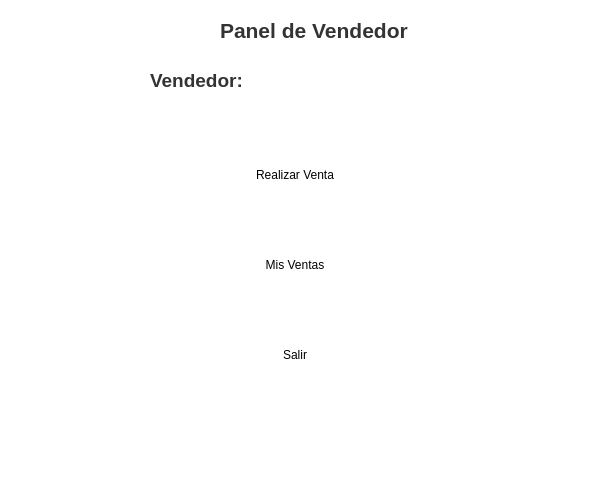
First picture: the form in gui/vendedor.ui, repository UTN-BDA-2026/repositorio-grupo-BCCG, before the edit.
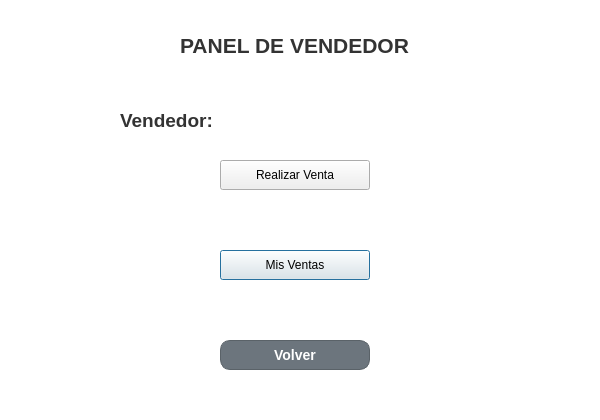
Second picture: the form after the edit.

```diff
--- a/gui/vendedor.ui
+++ b/gui/vendedor.ui
@@ -7,28 +7,31 @@
     <x>0</x>
     <y>0</y>
     <width>600</width>
-    <height>500</height>
+    <height>420</height>
    </rect>
   </property>
   <property name="windowTitle">
    <string>Dialog</string>
   </property>
   <property name="styleSheet">
-   <string notr="true">background-color: white;background-color: white;
-border-radius: 10px;</string>
+   <string notr="true">QDialog#Dialog {
+background-color: #FFFFFF;
+}
+</string>
   </property>
   <widget class="QLabel" name="lblTitulo">
    <property name="geometry">
     <rect>
-     <x>220</x>
-     <y>20</y>
-     <width>201</width>
-     <height>20</height>
+     <x>180</x>
+     <y>30</y>
+     <width>241</width>
+     <height>31</height>
     </rect>
    </property>
    <property name="font">
     <font>
      <pointsize>16</pointsize>
+     <weight>75</weight>
      <bold>true</bold>
     </font>
    </property>
@@ -36,14 +39,14 @@
     <string notr="true">color: #333333;</string>
    </property>
    <property name="text">
-    <string>Panel de Vendedor</string>
+    <string>PANEL DE VENDEDOR</string>
    </property>
   </widget>
   <widget class="QLabel" name="lblUsuario">
    <property name="geometry">
     <rect>
-     <x>150</x>
-     <y>60</y>
+     <x>120</x>
+     <y>100</y>
      <width>250</width>
      <height>40</height>
     </rect>
@@ -51,6 +54,7 @@
    <property name="font">
     <font>
      <pointsize>14</pointsize>
+     <weight>75</weight>
      <bold>true</bold>
     </font>
    </property>
@@ -106,24 +110,24 @@
    </property>
    <property name="styleSheet">
     <string notr="true">QPushButton {
-    background-color: #FF9100;
+    background-color: #6C757D;
     color: white;
     border-radius: 10px;
     font-weight: bold;
     font-size: 14px;
-    border: 1px solid #D47900;
+    border: 1px solid #5A6268;
 }
 
 QPushButton:hover {
-    background-color: #E68200;
+    background-color: #5A6268;
 }
 
 QPushButton:pressed {
-    background-color: #CC7400;
-}l</string>
+    background-color: #4E555B;
+}</string>
    </property>
    <property name="text">
-    <string>Salir</string>
+    <string>Volver</string>
    </property>
   </widget>
   <widget class="QPushButton" name="btnRealizarVenta">
```
